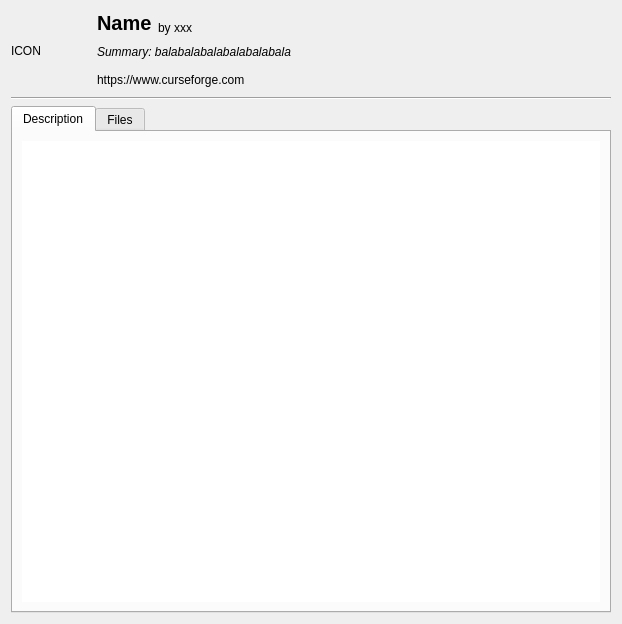
First picture: the form in src/ui/curseforgemodinfodialog.ui, repository kaniol-lck/modmanager, before the edit.
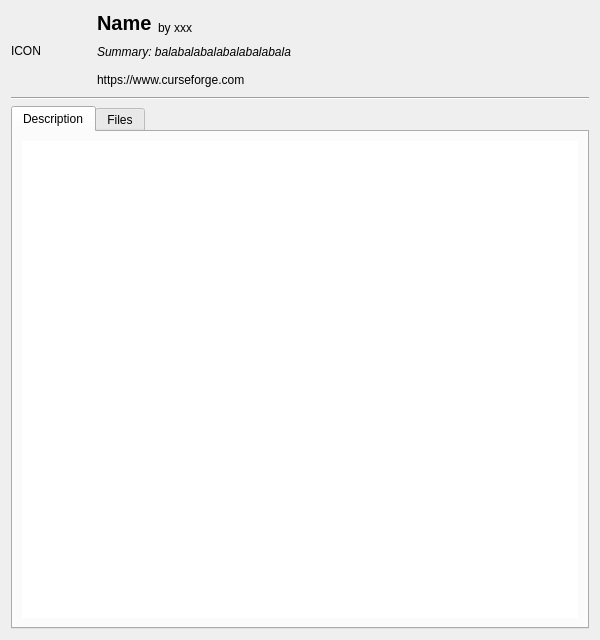
Second picture: the form after the edit.

```diff
--- a/src/ui/curseforgemodinfodialog.ui
+++ b/src/ui/curseforgemodinfodialog.ui
@@ -6,8 +6,8 @@
    <rect>
     <x>0</x>
     <y>0</y>
-    <width>622</width>
-    <height>624</height>
+    <width>600</width>
+    <height>640</height>
    </rect>
   </property>
   <property name="windowTitle">
```
